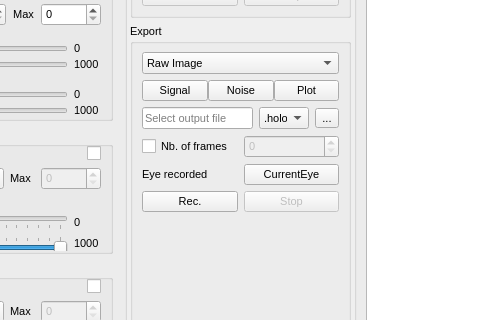
Old version of the form Holovibes/assets/ui/mainwindow.ui in the repository DigitalHolography/Holovibes; both pictures show x 628 to 1108 and y 206 to 526 of the 1291 by 815 pixel window.
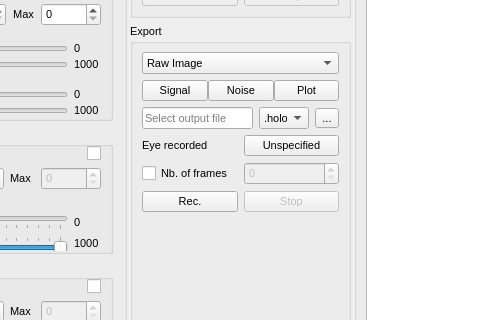
New version of the form. Custom widgets are drawn as their Qt base class.

Commit message: feat(app): finalised the eye button according to Michael specifications

Diff of the .ui file:
```diff
--- a/Holovibes/assets/ui/mainwindow.ui
+++ b/Holovibes/assets/ui/mainwindow.ui
@@ -2957,6 +2957,27 @@
                  </item>
                 </layout>
                </item>
+               <item>
+                <layout class="QHBoxLayout" name="recordedEyeLayout">
+                 <item>
+                  <widget class="QLabel" name="RecordedEyeLabel">
+                   <property name="toolTip">
+                    <string>Which eye is being recorded.</string>
+                   </property>
+                   <property name="text">
+                    <string>Eye recorded</string>
+                   </property>
+                  </widget>
+                 </item>
+                 <item>
+                  <widget class="QPushButton" name="RecordedEyePushButton">
+                   <property name="text">
+                    <string>Unspecified</string>
+                   </property>
+                  </widget>
+                 </item>
+                </layout>
+               </item>
                <item>
                 <layout class="QHBoxLayout" name="numberOfFramesLayout">
                  <item>
@@ -2990,27 +3011,6 @@
                  </item>
                 </layout>
                </item>
-               <item>
-                <layout class="QHBoxLayout" name="recordedEyeLayout">
-                 <item>
-                  <widget class="QLabel" name="RecordedEyeLabel">
-                   <property name="toolTip">
-                    <string>Which eye is being recorded.</string>
-                   </property>
-                   <property name="text">
-                    <string>Eye recorded</string>
-                   </property>
-                  </widget>
-                 </item>
-                 <item>
-                  <widget class="QPushButton" name="RecordedEyePushButton">
-                   <property name="text">
-                    <string>CurrentEye</string>
-                   </property>
-                  </widget>
-                 </item>
-                </layout>
-               </item>
                <item>
                 <layout class="QHBoxLayout" name="recordPushButtonsLayout">
                  <item>
```
Left out of the diff: 9 changed lines with no effect on the pictures. The commit also changes 8 other files.
